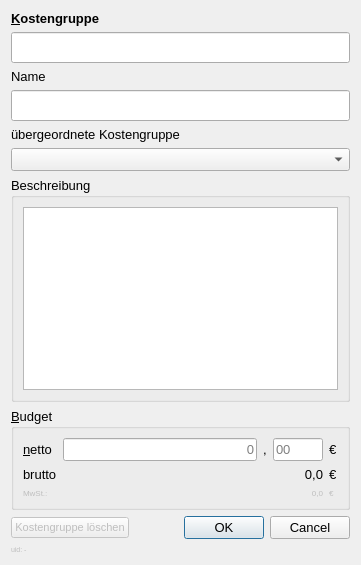
First picture: the form in ui/dlg/cost_group_dialog.ui, repository timo-y/syp-kostenfortschreibung, before the edit.
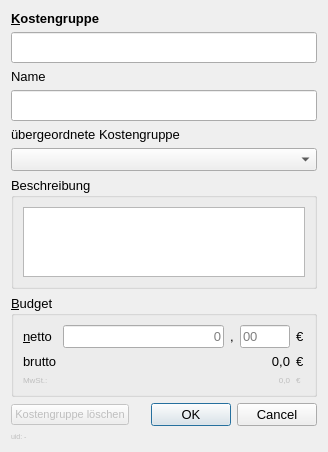
Second picture: the form after the edit.

```diff
--- a/ui/dlg/cost_group_dialog.ui
+++ b/ui/dlg/cost_group_dialog.ui
@@ -6,8 +6,8 @@
    <rect>
     <x>0</x>
     <y>0</y>
-    <width>361</width>
-    <height>565</height>
+    <width>328</width>
+    <height>437</height>
    </rect>
   </property>
   <property name="font">
```
